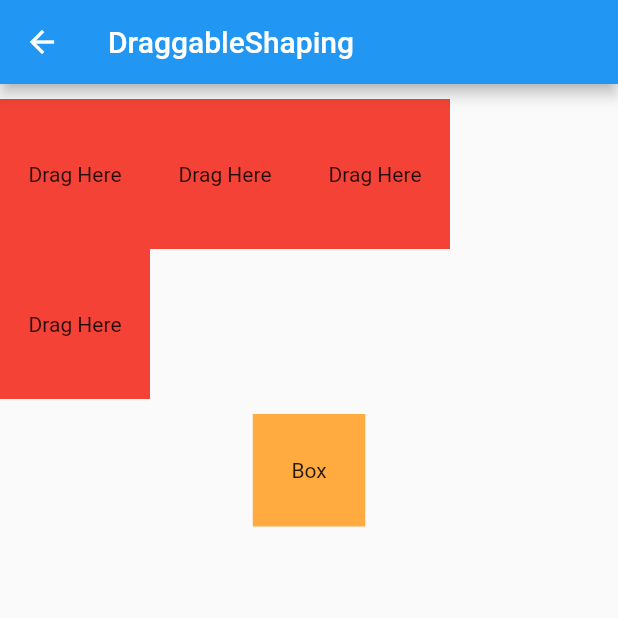
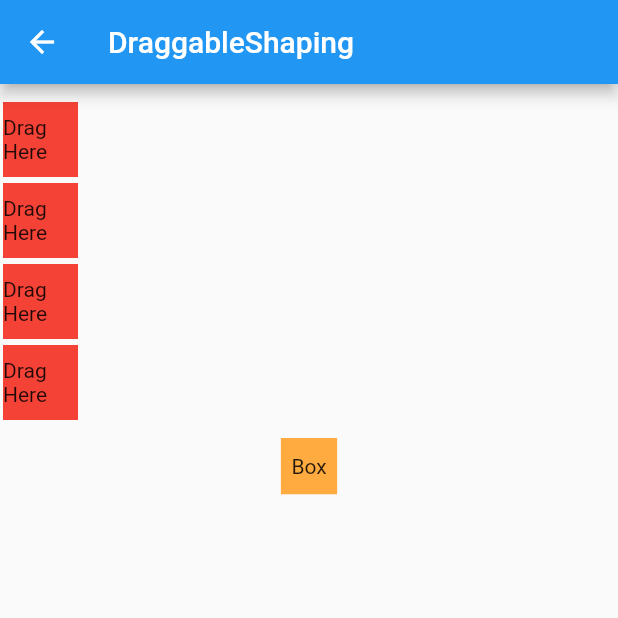
Before and after one commit to YoHaiYo/elemental_block_puzzle, a Flutter app: the DraggableShaping screen opened directly, on a phone screen of 412 x 824 dp, the top half of it. Run offline on Flutter 3.47's test engine with Material 2 defaults, Android fonts, the light colour scheme and no system bars; missing offline and left inert: dart:ffi.

Commit message:
23.05.15 Block Multiple Color change.

```diff
--- a/lib/trying/draggable_shaping.dart
+++ b/lib/trying/draggable_shaping.dart
@@ -12,7 +12,13 @@ class DraggableShaping extends StatefulWidget {
 }
 
 class _DraggableShapingState extends State<DraggableShaping> {
-  Color originColor = Colors.red;
+  /// 변수 정의
+  Color originColor = Colors.red; // 드래그타켓 블록 시작 색상
+  Color firstColor = Colors.orangeAccent; // 드래그할 블록 색상 & 드래그되고 바뀔 색상
+  String moveBlockText = "Box";
+
+
+
 
   @override
   Widget build(BuildContext context) {
@@ -29,39 +35,39 @@ class _DraggableShapingState extends State<DraggableShaping> {
             SizedBox(height: 10,),
             Row(
               children: [
-                _target(),
-                _target(),
-                _target(),
+                blockI(),
               ],
             ),
             Row(
               children: [
-                _target(),
+
               ],
             ),
             SizedBox(height: 10,),
             Draggable(
               /// 드롭되고 보여줄 색상
-                data: Colors.orangeAccent,
+                data: firstColor,
                 child: Container(
-                  width: 75,
-                  height: 75,
-                  color: Colors.orangeAccent,
+                  width: targetBlockWidth*0.75,
+                  height: targetBlockHeight*0.75,
+                  /// 드래그할 블록 색상
+                  color: firstColor,
+                  // color: Colors.orangeAccent,
 
-                  child: const Center(
+                  child: Center(
                     child: Text(
-                      "Box",
+                      moveBlockText,
                     ),
                   ),
                 ),
                 onDraggableCanceled: (velocity, offset) {},
                 feedback: Container(
-                  width: 100,
-                  height: 100,
-                  color: Colors.orangeAccent.withOpacity(0.5),
-                  child: const Center(
+                  width: targetBlockWidth,
+                  height: targetBlockHeight,
+                  color: firstColor.withOpacity(0.5),
+                  child: Center(
                     child: Text(
-                      "Box...",
+                      moveBlockText,
                       style: TextStyle(
                         color: Colors.white,
                         decoration: TextDecoration.none,
@@ -80,8 +86,16 @@ class _DraggableShapingState extends State<DraggableShaping> {
     );
   }
 
-  /// 드래그 될 부분 위젯으로 빼기
-  Widget _target(){
+  /// DragTarget 블록 변수 정의
+  double targetBlockWidth = 50;
+  double targetBlockHeight = 50;
+  double targetBlockPadding = 2;
+  String targetBlockText = "Drag Here";
+  Color targetBlockShade = Colors.grey.shade200;
+
+
+  /// 블록 종류 만들기
+  Widget blockI(){
     return DragTarget(
         /// onAccept: 드롭했을때 발생할 이벤트 표시.
         /// 여기선 originColor가 Draggable 위젯의 data 색상을 받아옴.
@@ -93,18 +107,66 @@ class _DraggableShapingState extends State<DraggableShaping> {
             List<dynamic> accepted,
             List<dynamic> rejected
             ) {
-          return Container(
-            width : 100,
-            height: 100,
-            /// DragTarget에 드롭되기 전에 비어있는(isEmpty) 상태에서 보여줄 색상 지정
-            color: accepted.isEmpty ? originColor : Colors.grey.shade200,
-            // decoration: BoxDecoration(border: Border.all(color: Colors.black)),
-            child: const Center(
-              child: Text("Drag Here"),
-            ),
+          return Column(
+            children: [
+              Padding(
+                padding: EdgeInsets.all(targetBlockPadding),
+                child: Container(
+                  width : targetBlockWidth,
+                  height: targetBlockHeight,
+                  /// DragTarget에 드롭되기 전에 비어있는(isEmpty) 상태에서 보여줄 색상 지정
+                  color: accepted.isEmpty ? originColor : targetBlockShade,
+                  // decoration: BoxDecoration(border: Border.all(color: Colors.black)),
+                  child: Center(
+                    child: Text(targetBlockText),
+                  ),
+                ),
+              ),
+              Padding(
+                padding: EdgeInsets.all(targetBlockPadding),
+                child: Container(
+                  width : targetBlockWidth,
+                  height: targetBlockHeight,
+                  /// DragTarget에 드롭되기 전에 비어있는(isEmpty) 상태에서 보여줄 색상 지정
+                  color: accepted.isEmpty ? originColor : targetBlockShade,
+                  // decoration: BoxDecoration(border: Border.all(color: Colors.black)),
+                  child: Center(
+                    child: Text(targetBlockText),
+                  ),
+                ),
+              ),
+              Padding(
+                padding: EdgeInsets.all(targetBlockPadding),
+                child: Container(
+                  width : targetBlockWidth,
+                  height: targetBlockHeight,
+                  /// DragTarget에 드롭되기 전에 비어있는(isEmpty) 상태에서 보여줄 색상 지정
+                  color: accepted.isEmpty ? originColor : targetBlockShade,
+                  // decoration: BoxDecoration(border: Border.all(color: Colors.black)),
+                  child: Center(
+                    child: Text(targetBlockText),
+                  ),
+                ),
+              ),
+              Padding(
+                padding: EdgeInsets.all(targetBlockPadding),
+                child: Container(
+                  width : targetBlockWidth,
+                  height: targetBlockHeight,
+                  /// DragTarget에 드롭되기 전에 비어있는(isEmpty) 상태에서 보여줄 색상 지정
+                  color: accepted.isEmpty ? originColor : targetBlockShade,
+                  // decoration: BoxDecoration(border: Border.all(color: Colors.black)),
+                  child: Center(
+                    child: Text(targetBlockText),
+                  ),
+                ),
+              ),
+            ],
           );
         },
       );
+  }
 
-  }
+
+
 }
```
